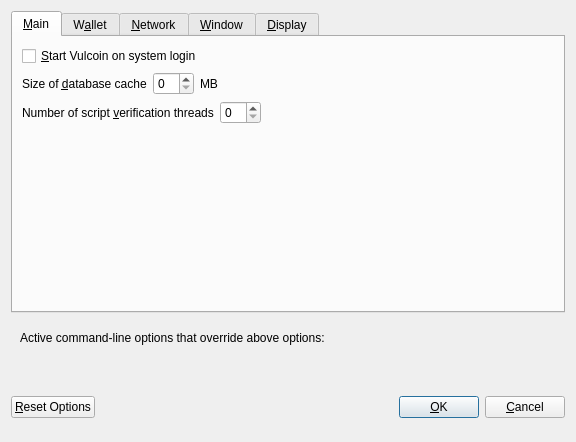
Above: src/qt/forms/optionsdialog.ui from laurobeleche/bitgreen-byron before the change. Below: the same form after it.
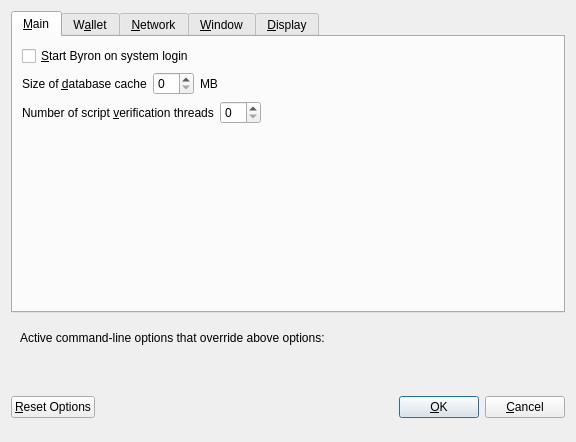
That is the form after the change. Custom widgets are drawn as their Qt base class.

Patch:
```diff
--- a/src/qt/forms/optionsdialog.ui
+++ b/src/qt/forms/optionsdialog.ui
@@ -33,7 +33,7 @@
           <string>Automatically start Vulcoin after logging in to the system.</string>
          </property>
          <property name="text">
-          <string>&amp;Start Vulcoin on system login</string>
+          <string>&amp;Start Byron on system login</string>
          </property>
         </widget>
        </item>
```
Left out of the diff: 8 changed lines with no effect on the pictures.
